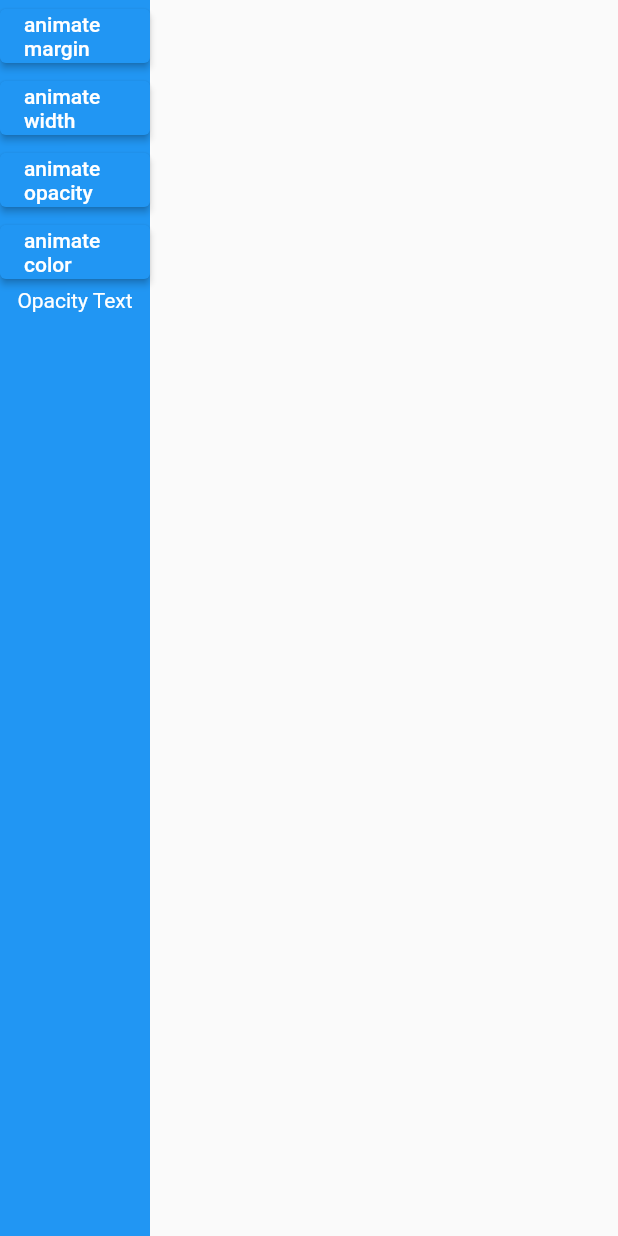
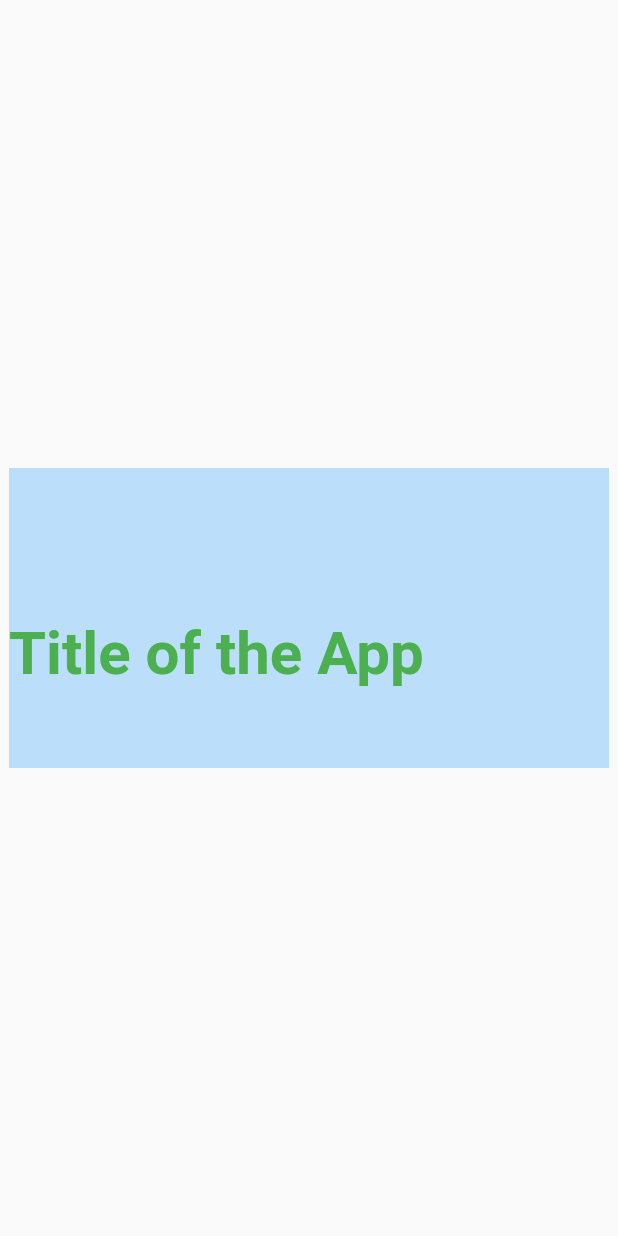
Before and after one commit to rahulraj7626/flutter-animation, a Flutter app: the screen it shows after launch, on a phone screen of 412 x 824 dp. Run offline on Flutter 3.47's test engine with Material 2 defaults, Android fonts, the phone set to English and light mode, and no system bars.

Commit message:
tween animation

```diff
--- /dev/null
+++ b/lib/animations/tween_animation/title_widget.dart
@@ -0,0 +1,33 @@
+import 'package:flutter/cupertino.dart';
+import 'package:flutter/material.dart';
+
+class TitleWidget extends StatelessWidget {
+  const TitleWidget({Key? key}) : super(key: key);
+
+  @override
+  Widget build(BuildContext context) {
+    return TweenAnimationBuilder(
+      child: const Text(
+        "Title of the App",
+        style: TextStyle(
+            fontSize: 40, color: Colors.green, fontWeight: FontWeight.w600),
+      ),
+      duration: const Duration(seconds: 3),
+      tween: Tween<double>(begin: 0, end: 1),
+      builder: (BuildContext context, double val, Widget? child) {
+        return Opacity(
+          opacity: val,
+          child: Container(
+            height: 200,
+            width: 400,
+            decoration: BoxDecoration(color: Colors.blue[100]),
+            child: Padding(
+              padding: EdgeInsets.only(top: val * 100),
+              child: child,
+            ),
+          ),
+        );
+      },
+    );
+  }
+}
--- /dev/null
+++ b/lib/animations/tween_animation/tween_animation.dart
@@ -0,0 +1,16 @@
+import 'package:flutter/material.dart';
+import 'package:flutter_animation/animations/tween_animation/title_widget.dart';
+
+class TweenBuilder extends StatefulWidget {
+  const TweenBuilder({Key? key}) : super(key: key);
+
+  @override
+  State<TweenBuilder> createState() => _TweenBuilderState();
+}
+
+class _TweenBuilderState extends State<TweenBuilder> {
+  @override
+  Widget build(BuildContext context) {
+    return Scaffold(body: Center(child: TitleWidget()));
+  }
+}
--- a/lib/main.dart
+++ b/lib/main.dart
@@ -2,6 +2,7 @@ import 'package:flutter/material.dart';
 import 'package:flutter_animation/home/home.dart';
 
 import 'animations/builtin_animation.dart';
+import 'animations/tween_animation/tween_animation.dart';
 
 void main() {
   runApp(const MyApp());
@@ -27,7 +28,7 @@ class MyApp extends StatelessWidget {
         // is not restarted.
         primarySwatch: Colors.blue,
       ),
-      home: const BuiltInAnimation(),
+      home: const TweenBuilder(),
     );
   }
 }
```
